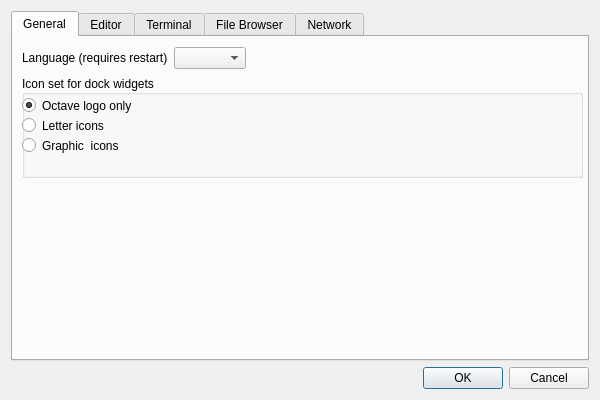
Before: the Qt Designer form libgui/src/settings-dialog.ui in dac922/octave-pkg-octave, drawn with Qt 5.
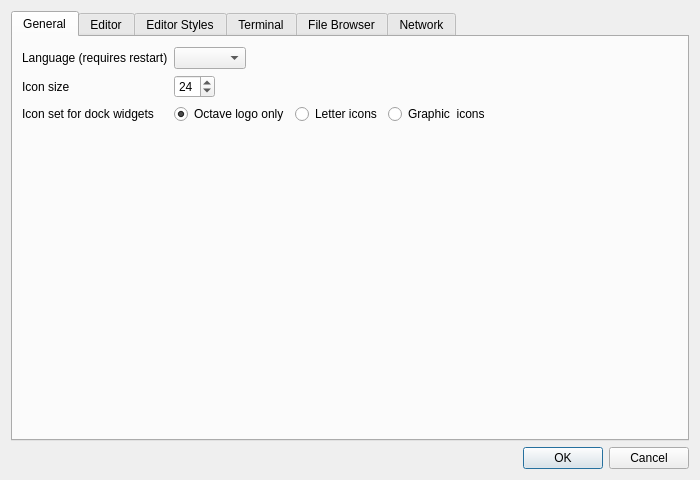
After: the same form once the commit is applied.

What changed in the file:
```diff
--- a/libgui/src/settings-dialog.ui
+++ b/libgui/src/settings-dialog.ui
@@ -9,20 +9,20 @@
    <rect>
     <x>0</x>
     <y>0</y>
-    <width>600</width>
-    <height>400</height>
+    <width>700</width>
+    <height>480</height>
    </rect>
   </property>
   <property name="minimumSize">
    <size>
-    <width>600</width>
-    <height>400</height>
+    <width>700</width>
+    <height>480</height>
    </size>
   </property>
   <property name="maximumSize">
    <size>
-    <width>600</width>
-    <height>400</height>
+    <width>700</width>
+    <height>480</height>
    </size>
   </property>
   <property name="windowTitle">
@@ -46,105 +46,146 @@
         <rect>
          <x>9</x>
          <y>10</y>
-         <width>561</width>
-         <height>131</height>
+         <width>651</width>
+         <height>371</height>
         </rect>
        </property>
        <layout class="QVBoxLayout" name="verticalLayout_7">
         <item>
-         <layout class="QHBoxLayout" name="horizontalLayout_6">
-          <item>
+         <layout class="QGridLayout" name="gridLayout">
+          <item row="3" column="0">
+           <widget class="QLabel" name="label_9">
+            <property name="text">
+             <string>Icon set for dock widgets</string>
+            </property>
+           </widget>
+          </item>
+          <item row="1" column="0">
            <widget class="QLabel" name="label_2">
             <property name="text">
              <string>Language (requires restart)</string>
             </property>
            </widget>
           </item>
-          <item>
-           <widget class="QComboBox" name="comboBox_language">
-            <property name="insertPolicy">
-             <enum>QComboBox::InsertAtBottom</enum>
+          <item row="2" column="0">
+           <widget class="QLabel" name="label_8">
+            <property name="text">
+             <string>Icon size</string>
             </property>
            </widget>
           </item>
-          <item>
-           <spacer name="horizontalSpacer_3">
-            <property name="orientation">
-             <enum>Qt::Horizontal</enum>
-            </property>
-            <property name="sizeHint" stdset="0">
-             <size>
-              <width>40</width>
-              <height>20</height>
-             </size>
-            </property>
-           </spacer>
+          <item row="2" column="2">
+           <layout class="QHBoxLayout" name="horizontalLayout_6">
+            <item>
+             <widget class="QSpinBox" name="toolbar_icon_size">
+              <property name="minimum">
+               <number>16</number>
+              </property>
+              <property name="maximum">
+               <number>32</number>
+              </property>
+              <property name="singleStep">
+               <number>4</number>
+              </property>
+              <property name="value">
+               <number>24</number>
+              </property>
+             </widget>
+            </item>
+            <item>
+             <spacer name="horizontalSpacer_4">
+              <property name="orientation">
+               <enum>Qt::Horizontal</enum>
+              </property>
+              <property name="sizeHint" stdset="0">
+               <size>
+                <width>40</width>
+                <height>20</height>
+               </size>
+              </property>
+             </spacer>
+            </item>
+           </layout>
+          </item>
+          <item row="1" column="2">
+           <layout class="QHBoxLayout" name="horizontalLayout_8">
+            <item>
+             <widget class="QComboBox" name="comboBox_language">
+              <property name="insertPolicy">
+               <enum>QComboBox::InsertAtBottom</enum>
+              </property>
+             </widget>
+            </item>
+            <item>
+             <spacer name="horizontalSpacer_3">
+              <property name="orientation">
+               <enum>Qt::Horizontal</enum>
+              </property>
+              <property name="sizeHint" stdset="0">
+               <size>
+                <width>40</width>
+                <height>20</height>
+               </size>
+              </property>
+             </spacer>
+            </item>
+           </layout>
+          </item>
+          <item row="3" column="2">
+           <layout class="QHBoxLayout" name="horizontalLayout_9">
+            <item>
+             <widget class="QRadioButton" name="general_icon_octave">
+              <property name="text">
+               <string>Octave logo only</string>
+              </property>
+              <property name="checked">
+               <bool>true</bool>
+              </property>
+             </widget>
+            </item>
+            <item>
+             <widget class="QRadioButton" name="general_icon_letter">
+              <property name="text">
+               <string>Letter icons</string>
+              </property>
+             </widget>
+            </item>
+            <item>
+             <widget class="QRadioButton" name="general_icon_graphic">
+              <property name="text">
+               <string>Graphic  icons</string>
+              </property>
+             </widget>
+            </item>
+            <item>
+             <spacer name="horizontalSpacer_6">
+              <property name="orientation">
+               <enum>Qt::Horizontal</enum>
+              </property>
+              <property name="sizeHint" stdset="0">
+               <size>
+                <width>40</width>
+                <height>20</height>
+               </size>
+              </property>
+             </spacer>
+            </item>
+           </layout>
           </item>
          </layout>
         </item>
         <item>
-         <widget class="QGroupBox" name="groupBox">
-          <property name="sizePolicy">
-           <sizepolicy hsizetype="Expanding" vsizetype="Expanding">
-            <horstretch>0</horstretch>
-            <verstretch>0</verstretch>
-           </sizepolicy>
+         <spacer name="verticalSpacer_4">
+          <property name="orientation">
+           <enum>Qt::Vertical</enum>
           </property>
-          <property name="title">
-           <string>Icon set for dock widgets</string>
+          <property name="sizeHint" stdset="0">
+           <size>
+            <width>20</width>
+            <height>40</height>
+           </size>
           </property>
-          <property name="alignment">
-           <set>Qt::AlignLeading|Qt::AlignLeft|Qt::AlignVCenter</set>
-          </property>
-          <property name="flat">
-           <bool>false</bool>
-          </property>
-          <property name="checkable">
-           <bool>false</bool>
-          </property>
-          <widget class="QRadioButton" name="general_icon_octave">
-           <property name="geometry">
-            <rect>
-             <x>0</x>
-             <y>20</y>
-             <width>151</width>
-             <height>21</height>
-            </rect>
-           </property>
-           <property name="text">
-            <string>Octave logo only</string>
-           </property>
-           <property name="checked">
-            <bool>true</bool>
-           </property>
-          </widget>
-          <widget class="QRadioButton" name="general_icon_letter">
-           <property name="geometry">
-            <rect>
-             <x>0</x>
-             <y>40</y>
-             <width>151</width>
-             <height>21</height>
-            </rect>
-           </property>
-           <property name="text">
-            <string>Letter icons</string>
-           </property>
-          </widget>
-          <widget class="QRadioButton" name="general_icon_graphic">
-           <property name="geometry">
-            <rect>
-             <x>0</x>
-             <y>60</y>
-             <width>151</width>
-             <height>21</height>
-            </rect>
-           </property>
-           <property name="text">
-            <string>Graphic  icons</string>
-           </property>
-          </widget>
-         </widget>
+         </spacer>
         </item>
        </layout>
       </widget>
@@ -157,58 +198,7 @@
        <item>
         <layout class="QVBoxLayout" name="verticalLayout_5">
          <item>
-          <layout class="QHBoxLayout" name="horizontalLayout_4">
-           <item>
-            <widget class="QLabel" name="label_8">
-             <property name="text">
-              <string>Font</string>
-             </property>
-            </widget>
-           </item>
-           <item>
-            <widget class="QFontComboBox" name="editor_fontName">
-             <property name="editable">
-              <bool>false</bool>
-             </property>
-             <property name="fontFilters">
-              <set>QFontComboBox::MonospacedFonts</set>
-             </property>
-            </widget>
-           </item>
-           <item>
-            <widget class="QLabel" name="label_9">
-             <property name="text">
-              <string>Font Size</string>
-             </property>
-            </widget>
-           </item>
-           <item>
-            <widget class="QSpinBox" name="editor_fontSize">
-             <property name="minimum">
-              <number>2</number>
-             </property>
-             <property name="maximum">
-              <number>96</number>
-             </property>
-             <property name="value">
-              <number>10</number>
-             </property>
-            </widget>
-           </item>
-           <item>
-            <spacer name="horizontalSpacer_4">
-             <property name="orientation">
-              <enum>Qt::Horizontal</enum>
-             </property>
-             <property name="sizeHint" stdset="0">
-              <size>
-               <width>40</width>
-               <height>20</height>
-              </size>
-             </property>
-            </spacer>
-           </item>
-          </layout>
+          <layout class="QHBoxLayout" name="horizontalLayout_4"/>
          </item>
          <item>
           <widget class="QCheckBox" name="editor_showLineNumbers">
@@ -298,6 +288,21 @@
        </item>
       </layout>
      </widget>
+     <widget class="QWidget" name="tab_6">
+      <attribute name="title">
+       <string>Editor Styles</string>
+      </attribute>
+      <widget class="QTabWidget" name="tabs_editor_styles">
+       <property name="geometry">
+        <rect>
+         <x>2</x>
+         <y>9</y>
+         <width>671</width>
+         <height>381</height>
+        </rect>
+       </property>
+      </widget>
+     </widget>
      <widget class="QWidget" name="tab_5">
       <attribute name="title">
        <string>Terminal</string>
```
Left out of the diff: 46 changed lines with no effect on the pictures.
